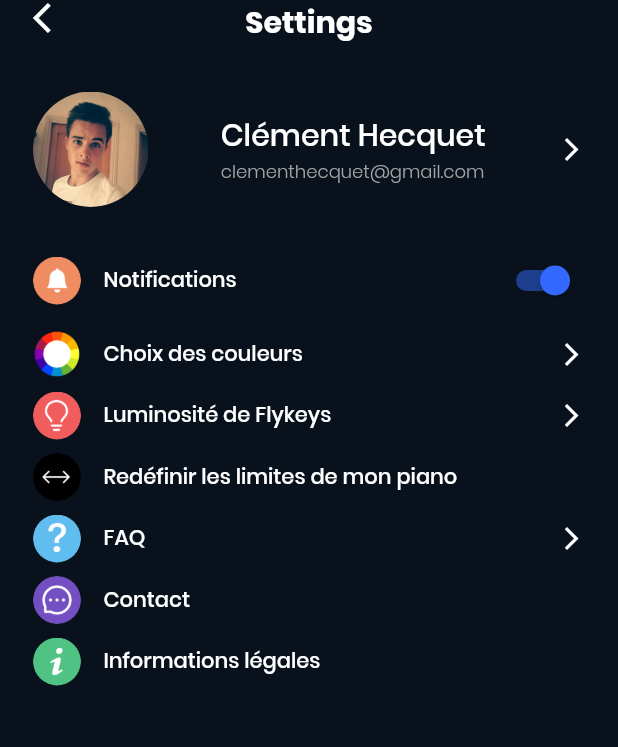
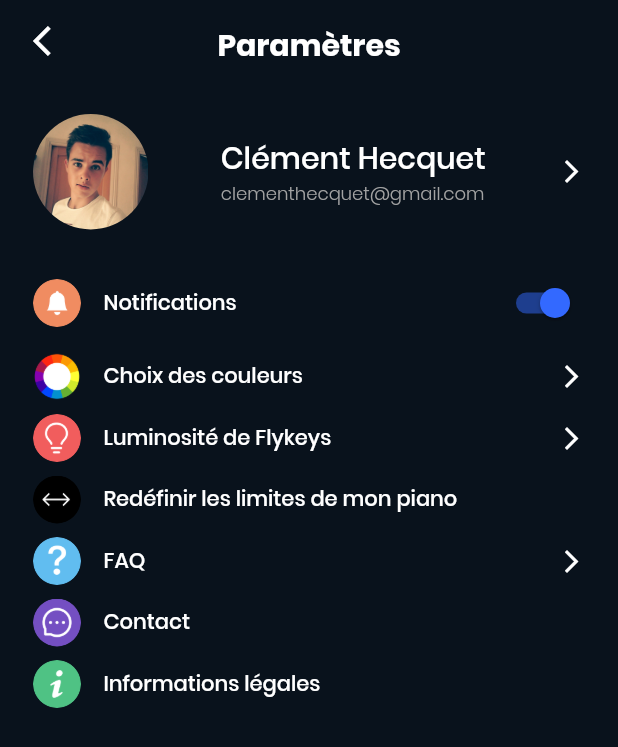
Before and after one commit to clementh59/flykeys_flutter, a Flutter app: the MainPage screen opened directly, after a tap on the "settings" icon, on a phone screen of 412 x 824 dp. Shown: the top 747 px of the screen. Run offline on Flutter 3.47's test engine with Material 2 defaults, Android fonts, the phone set to English and light mode, and no system bars; our stand-ins replace bloc, cloud_firestore, device_preview, email_validator, equatable, firebase_auth and 8 more; accounts and stored records are empty; statements that could not run were skipped.

Commit message:
Topbars are now in customWidgets

```diff
--- a/lib/src/page/favorites_page.dart
+++ b/lib/src/page/favorites_page.dart
@@ -31,20 +31,7 @@ class _FavoritesPageState extends State<FavoritesPage> {
         crossAxisAlignment: CrossAxisAlignment.start,
         mainAxisSize: MainAxisSize.max,
         children: [
-          Padding(
-            padding: const EdgeInsets.symmetric(horizontal: CustomSize.leftAndRightPadding),
-            child: Row(
-              mainAxisAlignment: MainAxisAlignment.spaceBetween,
-              children: <Widget>[
-                CustomWidgets.settingsIcon(context),
-                Text(
-                  "Favoris",
-                  style: CustomStyle.pageTitle,
-                ),
-                ProfileImage(),
-              ],
-            ),
-          ),
+          CustomWidgets.topBar('Favoris', CustomWidgets.settingsIcon(context), ProfileImage()),
           SizedBox(
             height: 30,
           ),
--- a/lib/src/page/home_page.dart
+++ b/lib/src/page/home_page.dart
@@ -54,20 +54,7 @@ class _HomePageState extends State<HomePage> {
         crossAxisAlignment: CrossAxisAlignment.start,
         mainAxisSize: MainAxisSize.max,
         children: <Widget>[
-          Padding(
-            padding: const EdgeInsets.symmetric(horizontal: CustomSize.leftAndRightPadding),
-            child: Row(
-              mainAxisAlignment: MainAxisAlignment.spaceBetween,
-              children: <Widget>[
-                CustomWidgets.settingsIcon(context),
-                Text(
-                  "Home",
-                  style: CustomStyle.pageTitle,
-                ),
-                ProfileImage(),
-              ],
-            ),
-          ),
+          CustomWidgets.topBar('Home', CustomWidgets.settingsIcon(context), ProfileImage()),
           SizedBox(
             height: 30,
           ),
--- a/lib/src/page/onboarding/onboarding_page.dart
+++ b/lib/src/page/onboarding/onboarding_page.dart
@@ -11,6 +11,7 @@ import 'package:flykeys/src/utils/utils.dart';
 import 'package:flykeys/src/widget/custom_widgets.dart';
 
 import 'ask_to_plug_the_object.dart';
+import 'package:flykeys/src/utils/custom_size.dart';
 
 class OnBoardingPage extends StatefulWidget {
   final Widget nextPage;
@@ -133,7 +134,7 @@ class _OnBoardingPageState extends State<OnBoardingPage> {
     bool showBackIcon = history.length > 1;
 
     return Container(
-      padding: const EdgeInsets.only(bottom: 34),
+      padding: const EdgeInsets.only(bottom: 34, top: CustomSize.topMarginTopBar),
       width: MediaQuery.of(context).size.width,
       child: Stack(
         children: <Widget>[
--- a/lib/src/page/parameter_page.dart
+++ b/lib/src/page/parameter_page.dart
@@ -150,11 +150,7 @@ class _ParameterPageState extends State<ParameterPage> {
   }
 
   Widget _topBar(String text) {
-    return Stack(
-      children: [
-        Align(
-            alignment: Alignment.topLeft,
-            child: InkWell(
+    return CustomWidgets.topBar('Paramètres', InkWell(
       onTap: () {
         if (_indexedStackIndex == parameterIndex) Navigator.of(context).pop();
         setState(() {
@@ -170,15 +166,7 @@ class _ParameterPageState extends State<ParameterPage> {
         color: Colors.white,
         size: 24,
       ),
-            )),
-        Align(
-            alignment: Alignment.topCenter,
-            child: Text(
-              text,
-              style: CustomStyle.pageTitle,
-            )),
-      ],
-    );
+    ), null, horizontalPadding: 0);
   }
 
   Widget _profileWidget(bool arrow) {
--- a/lib/src/page/search_page.dart
+++ b/lib/src/page/search_page.dart
@@ -77,20 +77,7 @@ class _SearchPageState extends State<SearchPage> {
             crossAxisAlignment: CrossAxisAlignment.start,
             mainAxisSize: MainAxisSize.max,
             children: [
-              Padding(
-                padding: const EdgeInsets.symmetric(horizontal: CustomSize.leftAndRightPadding),
-                child: Row(
-                  mainAxisAlignment: MainAxisAlignment.spaceBetween,
-                  children: <Widget>[
-                    CustomWidgets.settingsIcon(context),
-                    Text(
-                      "Recherche",
-                      style: CustomStyle.pageTitle,
-                    ),
-                    ProfileImage(),
-                  ],
-                ),
-              ),
+              CustomWidgets.topBar('Recherche', CustomWidgets.settingsIcon(context), ProfileImage()),
               SizedBox(
                 height: 30,
               ),
--- a/lib/src/utils/custom_size.dart
+++ b/lib/src/utils/custom_size.dart
@@ -1,6 +1,7 @@
 class CustomSize{
 
 	static const double leftAndRightPadding = 22;
+	static const double topMarginTopBar = 15;
 
 	//region Transcriber tile
 	static const double heightOfTranscriberTile = 259;
--- a/lib/src/widget/custom_widgets.dart
+++ b/lib/src/widget/custom_widgets.dart
@@ -4,6 +4,7 @@ import 'package:flykeys/src/bloc/image_loading/bloc.dart';
 import 'package:flykeys/src/page/parameter_page.dart';
 import 'package:flykeys/src/utils/custom_colors.dart';
 import 'package:flykeys/src/utils/custom_style.dart';
+import 'package:flykeys/src/utils/custom_size.dart';
 import 'package:flykeys/src/utils/utils.dart';
 import 'package:shimmer/shimmer.dart';
 
@@ -591,4 +592,40 @@ class CustomWidgets {
     );
   }
 //endregion
+
+  static Widget topBar(title, leftWidget, rightWidget, {double horizontalPadding = CustomSize.leftAndRightPadding}) {
+
+    if (rightWidget == null)
+      return Padding(
+        padding: EdgeInsets.only(left: horizontalPadding, right: horizontalPadding, top: CustomSize.topMarginTopBar),
+        child: Stack(
+          children: [
+            Align(
+              alignment: Alignment.topLeft,
+              child: leftWidget),
+            Align(
+              alignment: Alignment.topCenter,
+              child: Text(
+                title,
+                style: CustomStyle.pageTitle,
+              )),
+          ],
+        ),
+      );
+
+    return Padding(
+      padding: EdgeInsets.only(left: horizontalPadding, right: horizontalPadding, top: 15),
+      child: Row(
+        mainAxisAlignment: MainAxisAlignment.spaceBetween,
+        children: <Widget>[
+          leftWidget,
+          Text(
+            title,
+            style: CustomStyle.pageTitle,
+          ),
+          rightWidget,
+        ],
+      ),
+    );
+  }
 }
```
Also changed, not shown: lib/src/page/artist_page.dart (+1 -12 lines), lib/src/page/music_page.dart (+1 -14 lines), lib/src/page/transcriber_page.dart (+1 -11 lines). Lines whose indentation alone changed are shown as unchanged.
